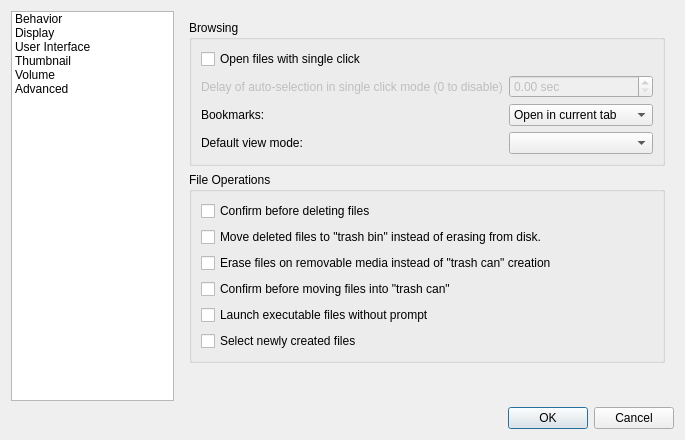
This is pcmanfm/preferences.ui in lxqt/pcmanfm-qt as Qt 5 draws it before an edit. The edited form follows.
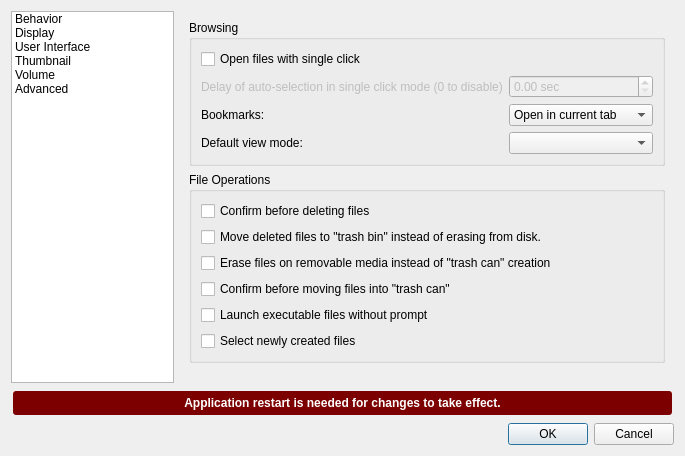
This is the edited form. Icons and pictures are not drawn.

Commit message:
Restart warning for Preferences
Closes https://github.com/lxqt/pcmanfm-qt/issues/750

The restart warning is a clearly visible message that's shown only when an app restart is really needed. These settings are included:

 * Lanuch executable files without prompt
 * Always show full names
 * Show icons of hidden files shadowed

If some settings are missed, they could be easily included too.

```diff
--- a/pcmanfm/preferences.ui
+++ b/pcmanfm/preferences.ui
@@ -889,6 +889,22 @@
      </item>
     </layout>
    </item>
+   <item>
+    <widget class="QLabel" name="warningLabel">
+     <property name="styleSheet">
+      <string notr="true">background-color:#7d0000; color:white; font-weight:bold; border-radius:3px; margin:2px; padding:5px;</string>
+     </property>
+     <property name="lineWidth">
+      <number>0</number>
+     </property>
+     <property name="text">
+      <string>Application restart is needed for changes to take effect.</string>
+     </property>
+     <property name="alignment">
+      <set>Qt::AlignCenter</set>
+     </property>
+    </widget>
+   </item>
    <item>
     <widget class="QDialogButtonBox" name="buttonBox">
      <property name="orientation">
```
The commit also changes 2 other files.
